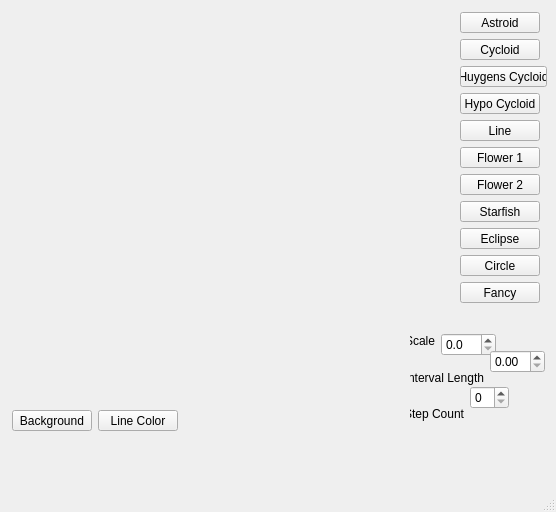
Above: mainwindow.ui from GeoMarek/Qt_learn before the change. Below: the same form after it.
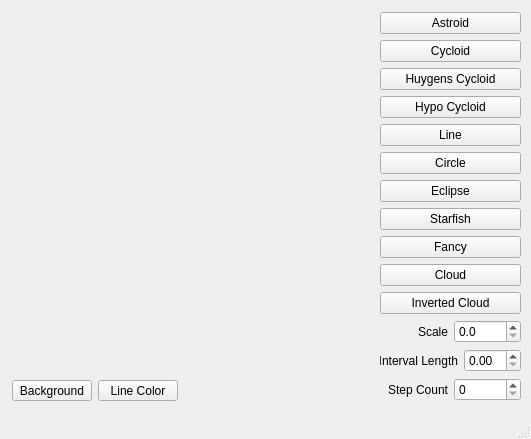
That is the form after the change. Custom widgets are drawn as their Qt base class.

Commit message: Add draw clouds and change color to pen

Patch:
```diff
--- a/mainwindow.ui
+++ b/mainwindow.ui
@@ -6,202 +6,147 @@
    <rect>
     <x>0</x>
     <y>0</y>
-    <width>556</width>
-    <height>512</height>
+    <width>531</width>
+    <height>439</height>
    </rect>
   </property>
   <property name="windowTitle">
    <string>MainWindow</string>
   </property>
   <widget class="QWidget" name="centralwidget">
-   <widget class="QPushButton" name="button_astroid">
+   <widget class="RenderArea" name="render_area" native="true">
     <property name="geometry">
      <rect>
-      <x>460</x>
+      <x>11</x>
+      <y>11</y>
+      <width>361</width>
+      <height>361</height>
+     </rect>
+    </property>
+   </widget>
+   <widget class="QPushButton" name="button_background">
+    <property name="geometry">
+     <rect>
+      <x>12</x>
+      <y>380</y>
+      <width>80</width>
+      <height>21</height>
+     </rect>
+    </property>
+    <property name="text">
+     <string>Background</string>
+    </property>
+   </widget>
+   <widget class="QPushButton" name="button_line_color">
+    <property name="geometry">
+     <rect>
+      <x>98</x>
+      <y>380</y>
+      <width>80</width>
+      <height>21</height>
+     </rect>
+    </property>
+    <property name="text">
+     <string>Line Color</string>
+    </property>
+   </widget>
+   <widget class="QWidget" name="">
+    <property name="geometry">
+     <rect>
+      <x>380</x>
       <y>12</y>
-      <width>80</width>
-      <height>21</height>
+      <width>141</width>
+      <height>390</height>
      </rect>
     </property>
+    <layout class="QVBoxLayout" name="verticalLayout_3">
+     <item>
+      <layout class="QVBoxLayout" name="verticalLayout">
+       <item>
+        <widget class="QPushButton" name="button_astroid">
     <property name="text">
      <string>Astroid</string>
     </property>
    </widget>
+       </item>
+       <item>
    <widget class="QPushButton" name="button_cycloid">
-    <property name="geometry">
-     <rect>
-      <x>460</x>
-      <y>39</y>
-      <width>80</width>
-      <height>21</height>
-     </rect>
-    </property>
     <property name="text">
      <string>Cycloid</string>
     </property>
    </widget>
+       </item>
+       <item>
    <widget class="QPushButton" name="button_huygens_cycloid">
-    <property name="geometry">
-     <rect>
-      <x>460</x>
-      <y>66</y>
-      <width>87</width>
-      <height>21</height>
-     </rect>
-    </property>
     <property name="text">
      <string>Huygens Cycloid</string>
     </property>
    </widget>
+       </item>
+       <item>
    <widget class="QPushButton" name="button_hypo_cycloid">
-    <property name="geometry">
-     <rect>
-      <x>460</x>
-      <y>93</y>
-      <width>80</width>
-      <height>21</height>
-     </rect>
-    </property>
     <property name="text">
      <string>Hypo Cycloid</string>
     </property>
    </widget>
-   <widget class="RenderArea" name="render_area" native="true">
-    <property name="geometry">
-     <rect>
-      <x>11</x>
-      <y>11</y>
-      <width>281</width>
-      <height>281</height>
-     </rect>
-    </property>
-   </widget>
+       </item>
+       <item>
    <widget class="QPushButton" name="button_line">
-    <property name="geometry">
-     <rect>
-      <x>460</x>
-      <y>120</y>
-      <width>80</width>
-      <height>21</height>
-     </rect>
-    </property>
     <property name="text">
      <string>Line</string>
     </property>
    </widget>
-   <widget class="QPushButton" name="button_background">
-    <property name="geometry">
-     <rect>
-      <x>12</x>
-      <y>410</y>
-      <width>80</width>
-      <height>21</height>
-     </rect>
-    </property>
-    <property name="text">
-     <string>Background</string>
-    </property>
-   </widget>
-   <widget class="QPushButton" name="button_line_color">
-    <property name="geometry">
-     <rect>
-      <x>98</x>
-      <y>410</y>
-      <width>80</width>
-      <height>21</height>
-     </rect>
-    </property>
-    <property name="text">
-     <string>Line Color</string>
-    </property>
-   </widget>
-   <widget class="QPushButton" name="pushButton">
-    <property name="geometry">
-     <rect>
-      <x>460</x>
-      <y>147</y>
-      <width>80</width>
-      <height>21</height>
-     </rect>
-    </property>
-    <property name="text">
-     <string>Flower 1</string>
-    </property>
-   </widget>
-   <widget class="QPushButton" name="pushButton_2">
-    <property name="geometry">
-     <rect>
-      <x>460</x>
-      <y>174</y>
-      <width>80</width>
-      <height>21</height>
-     </rect>
-    </property>
-    <property name="text">
-     <string>Flower 2</string>
-    </property>
-   </widget>
-   <widget class="QPushButton" name="button_starfish">
-    <property name="geometry">
-     <rect>
-      <x>460</x>
-      <y>201</y>
-      <width>80</width>
-      <height>21</height>
-     </rect>
-    </property>
-    <property name="text">
-     <string>Starfish</string>
-    </property>
-   </widget>
-   <widget class="QPushButton" name="button_ellipse">
-    <property name="geometry">
-     <rect>
-      <x>460</x>
-      <y>228</y>
-      <width>80</width>
-      <height>21</height>
-     </rect>
-    </property>
-    <property name="text">
-     <string>Eclipse</string>
-    </property>
-   </widget>
+       </item>
+       <item>
    <widget class="QPushButton" name="button_circle">
-    <property name="geometry">
-     <rect>
-      <x>460</x>
-      <y>255</y>
-      <width>80</width>
-      <height>21</height>
-     </rect>
-    </property>
     <property name="text">
      <string>Circle</string>
     </property>
    </widget>
+       </item>
+       <item>
+        <widget class="QPushButton" name="button_ellipse">
+         <property name="text">
+          <string>Eclipse</string>
+         </property>
+        </widget>
+       </item>
+       <item>
+        <widget class="QPushButton" name="button_starfish">
+         <property name="text">
+          <string>Starfish</string>
+         </property>
+        </widget>
+       </item>
+       <item>
    <widget class="QPushButton" name="button_fancy">
-    <property name="geometry">
-     <rect>
-      <x>460</x>
-      <y>282</y>
-      <width>80</width>
-      <height>21</height>
-     </rect>
-    </property>
     <property name="text">
      <string>Fancy</string>
     </property>
    </widget>
+       </item>
+       <item>
+        <widget class="QPushButton" name="button_cloud">
+         <property name="text">
+          <string>Cloud</string>
+         </property>
+        </widget>
+       </item>
+      </layout>
+     </item>
+     <item>
+      <widget class="QPushButton" name="button_inverted_cloud">
+       <property name="text">
+        <string>Inverted Cloud</string>
+       </property>
+      </widget>
+     </item>
+     <item>
+      <layout class="QVBoxLayout" name="verticalLayout_2">
+       <item>
+        <layout class="QHBoxLayout" name="horizontalLayout">
+         <item>
    <widget class="QLabel" name="label_scale">
-    <property name="geometry">
-     <rect>
-      <x>410</x>
-      <y>333</y>
-      <width>25</width>
-      <height>16</height>
-     </rect>
-    </property>
     <property name="text">
      <string>Scale</string>
     </property>
@@ -209,15 +154,9 @@
      <set>Qt::AlignRight|Qt::AlignTrailing|Qt::AlignVCenter</set>
     </property>
    </widget>
+         </item>
+         <item>
    <widget class="QDoubleSpinBox" name="spin_scale">
-    <property name="geometry">
-     <rect>
-      <x>441</x>
-      <y>333</y>
-      <width>55</width>
-      <height>23</height>
-     </rect>
-    </property>
     <property name="decimals">
      <number>1</number>
     </property>
@@ -228,41 +167,23 @@
      <double>0.100000000000000</double>
     </property>
    </widget>
-   <widget class="QLabel" name="label">
-    <property name="geometry">
-     <rect>
-      <x>410</x>
-      <y>406</y>
-      <width>54</width>
-      <height>16</height>
-     </rect>
-    </property>
+         </item>
+        </layout>
+       </item>
+       <item>
+        <layout class="QHBoxLayout" name="horizontalLayout_3">
+         <item>
+          <widget class="QLabel" name="label_interval">
     <property name="text">
-     <string>Step Count</string>
+            <string>Interval Length</string>
     </property>
     <property name="alignment">
      <set>Qt::AlignRight|Qt::AlignTrailing|Qt::AlignVCenter</set>
     </property>
    </widget>
-   <widget class="QSpinBox" name="spin_step_count">
-    <property name="geometry">
-     <rect>
-      <x>470</x>
-      <y>386</y>
-      <width>39</width>
-      <height>23</height>
-     </rect>
-    </property>
-   </widget>
+         </item>
+         <item>
    <widget class="QDoubleSpinBox" name="spin_interval">
-    <property name="geometry">
-     <rect>
-      <x>490</x>
-      <y>350</y>
-      <width>55</width>
-      <height>23</height>
-     </rect>
-    </property>
     <property name="decimals">
      <number>2</number>
     </property>
@@ -273,21 +194,29 @@
      <enum>QAbstractSpinBox::DefaultStepType</enum>
     </property>
    </widget>
-   <widget class="QLabel" name="label_interval">
-    <property name="geometry">
-     <rect>
-      <x>410</x>
-      <y>370</y>
-      <width>74</width>
-      <height>16</height>
-     </rect>
-    </property>
+         </item>
+        </layout>
+       </item>
+       <item>
+        <layout class="QHBoxLayout" name="horizontalLayout_2">
+         <item>
+          <widget class="QLabel" name="label">
     <property name="text">
-     <string>Interval Length</string>
+            <string>Step Count</string>
     </property>
     <property name="alignment">
      <set>Qt::AlignRight|Qt::AlignTrailing|Qt::AlignVCenter</set>
     </property>
+          </widget>
+         </item>
+         <item>
+          <widget class="QSpinBox" name="spin_step_count"/>
+         </item>
+        </layout>
+       </item>
+      </layout>
+     </item>
+    </layout>
    </widget>
   </widget>
   <widget class="QStatusBar" name="statusbar"/>
```
Lines whose indentation alone changed are shown as unchanged. The commit also changes 4 other files.
